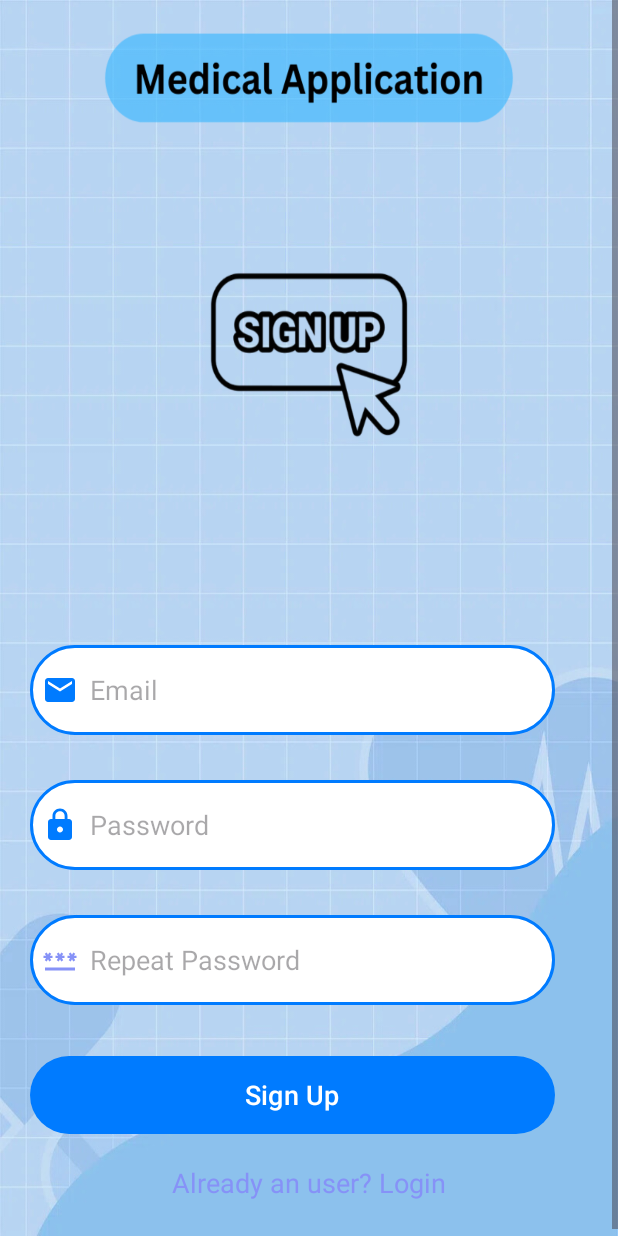
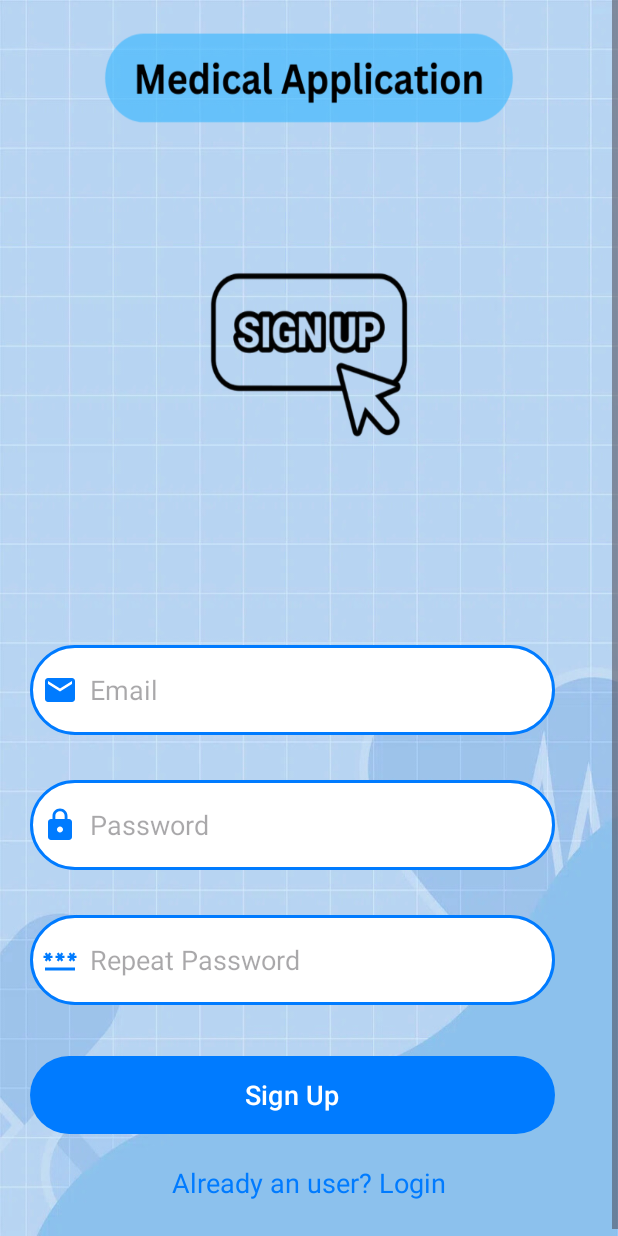
Before and after one commit to valtrinacacaj/MedicalApplication_PaisjeMobile, an Android app: the SignUpActivity screen opened directly, with no data from a screen before it, on a phone screen of 412 x 824 dp. Run offline under Robolectric (Android 15) with nearby library versions, the phone set to English and light mode, and no system bars.

Commit message:
Ndryshimi ngjyrave

```diff
--- a/app/src/main/res/drawable/baseline_password_24.xml
+++ b/app/src/main/res/drawable/baseline_password_24.xml
@@ -1,4 +1,4 @@
-<vector android:height="24dp" android:tint="#8692F7"
+<vector android:height="24dp" android:tint="#007BFF"
     android:viewportHeight="24" android:viewportWidth="24"
     android:width="24dp" xmlns:android="http://schemas.android.com/apk/res/android">
     <path android:fillColor="@android:color/white" android:pathData="M2,17h20v2H2V17zM3.15,12.95L4,11.47l0.85,1.48l1.3,-0.75L5.3,10.72H7v-1.5H5.3l0.85,-1.47L4.85,7L4,8.47L3.15,7l-1.3,0.75L2.7,9.22H1v1.5h1.7L1.85,12.2L3.15,12.95zM9.85,12.2l1.3,0.75L12,11.47l0.85,1.48l1.3,-0.75l-0.85,-1.48H15v-1.5h-1.7l0.85,-1.47L12.85,7L12,8.47L11.15,7l-1.3,0.75l0.85,1.47H9v1.5h1.7L9.85,12.2zM23,9.22h-1.7l0.85,-1.47L20.85,7L20,8.47L19.15,7l-1.3,0.75l0.85,1.47H17v1.5h1.7l-0.85,1.48l1.3,0.75L20,11.47l0.85,1.48l1.3,-0.75l-0.85,-1.48H23V9.22z"/>
--- a/app/src/main/res/layout/activity_sign_up.xml
+++ b/app/src/main/res/layout/activity_sign_up.xml
@@ -74,7 +74,7 @@
                 android:padding="8dp"
                 android:textSize="18sp"
                 android:layout_marginTop="8dp"
-                android:textColor="@color/lavander"/>
+                android:textColor="@color/blue"/>
 
 
 
```
